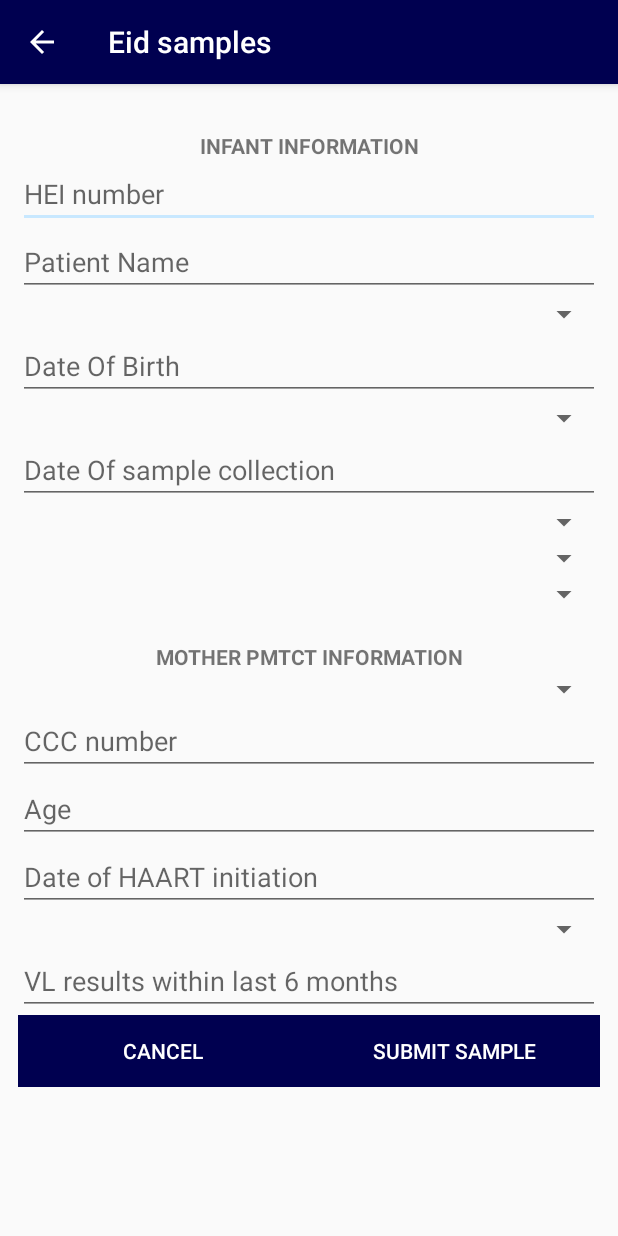
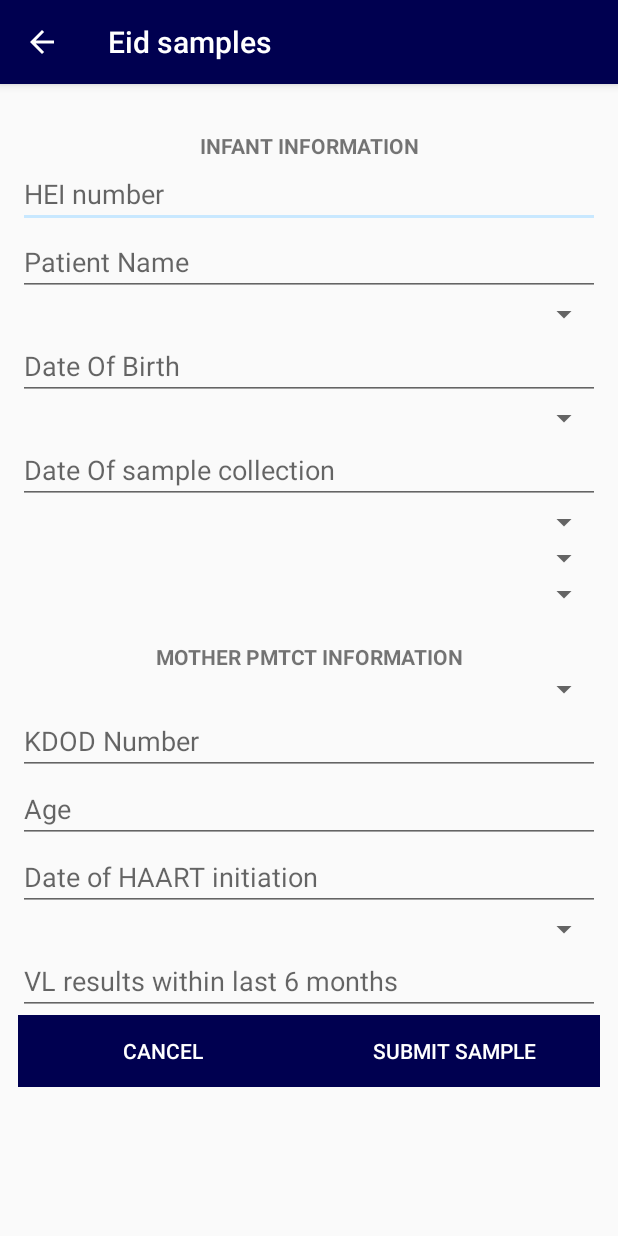
Before and after one commit to mHealthKenya/mLabAndroid, an Android app: the EidSamples screen opened directly, with no data from a screen before it, on a phone screen of 412 x 824 dp. Run offline under Robolectric (Android 15) with nearby library versions, the phone set to English and light mode, and no system bars; our stand-ins replace Volley; libraries missing offline, so code that uses them is left out: cn.pedant, com.weiwangcn.betterspinner; plain views replace MaterialBetterSpinner; 16 statements that could not run were skipped.

Commit message:
changed support number, ccc to  kdod and dfmh as lab in dropdown

```diff
--- a/app/src/main/java/com/example/kenweezy/mytablayouts/MainActivity.java
+++ b/app/src/main/java/com/example/kenweezy/mytablayouts/MainActivity.java
@@ -1798,7 +1798,7 @@ public class MainActivity extends AppCompatActivity implements SmsReceiver.Messa
             public void onClick(DialogInterface dialog, int which) {
 
 
-                String PhoneNo = "+254786725994";
+                String PhoneNo = "+254721513172";
 
                 mc.initiateCall(PhoneNo);
 
--- a/app/src/main/res/layout/vleid_sample_remote_login_eid.xml
+++ b/app/src/main/res/layout/vleid_sample_remote_login_eid.xml
@@ -176,7 +176,7 @@
                 android:id="@+id/eidsamplmothercccnumber"
                 android:layout_width="match_parent"
                 android:layout_height="wrap_content"
-                android:hint="CCC number"
+                android:hint="KDOD Number"
                 android:inputType="number" />
 
             <EditText
--- a/app/src/main/res/layout/vleid_sample_remote_login_viralloadsamples.xml
+++ b/app/src/main/res/layout/vleid_sample_remote_login_viralloadsamples.xml
@@ -51,7 +51,7 @@
                 android:id="@+id/vlsampleccnumber"
                 android:layout_width="match_parent"
                 android:layout_height="wrap_content"
-                android:hint="CCC number"
+                android:hint="KDOD Number"
                 android:inputType="number" />
 
             <EditText
```
Also changed, not shown: app/src/main/java/com/example/kenweezy/mytablayouts/Config/Config.java (+1 -8 lines).
